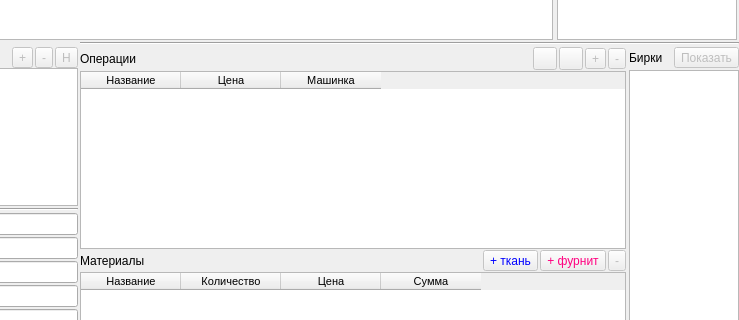
The window that ui/article_test.ui (Meller008/CRM-Avi) describes before a commit, drawn with Qt 5; both pictures show x 458 to 1197 and y 218 to 538 of the 1197 by 668 pixel window.
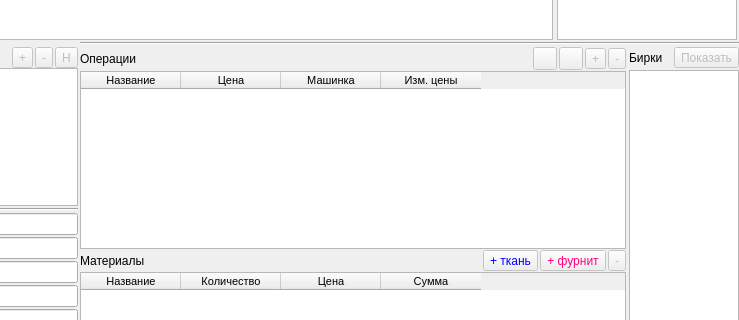
The same window after the commit.

Commit message: Работа - Добавленна возможность увеличения цены, несколькоми разрешенным операциям

```diff
--- a/ui/article_test.ui
+++ b/ui/article_test.ui
@@ -361,6 +361,11 @@
               <string>Машинка</string>
              </property>
             </column>
+            <column>
+             <property name="text">
+              <string>Изм. цены</string>
+             </property>
+            </column>
            </widget>
           </item>
           <item>
```
The commit also changes 5 other files.
